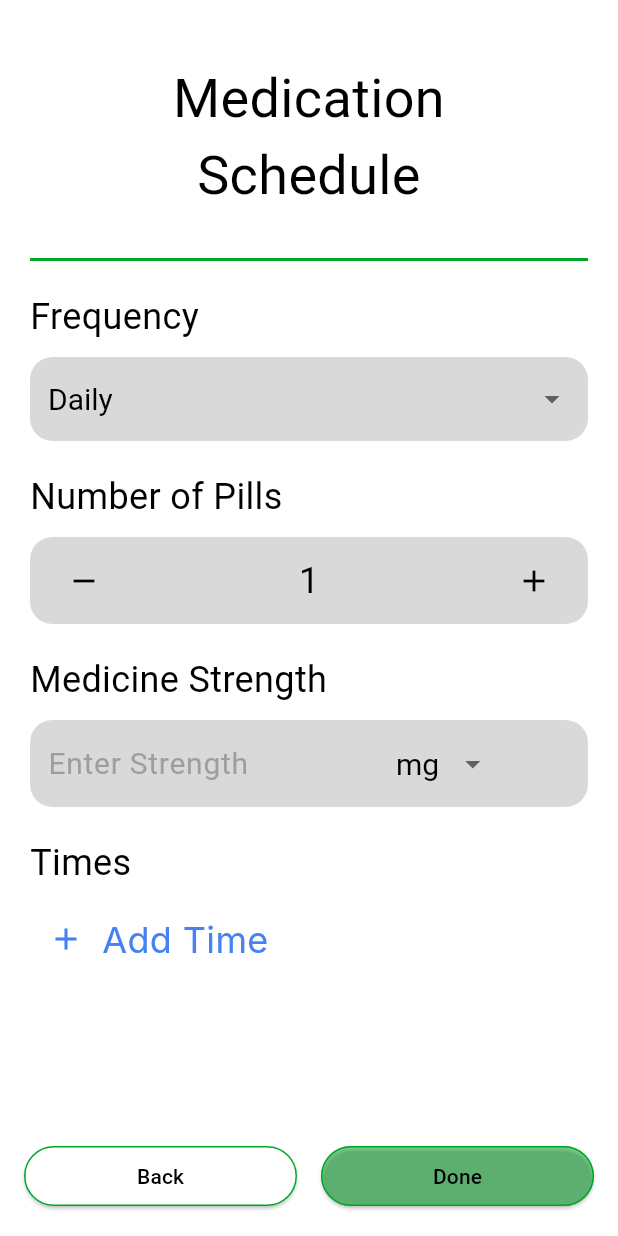
After one commit to Ruben725/MedMinder, a Flutter app: the NewSchedule screen opened directly, on a phone screen of 412 x 824 dp. The commit adds this screen. Run offline on Flutter 3.47's test engine with Material 3 defaults, Android fonts, the phone set to English and light mode, and no system bars; our stand-ins replace cloud_firestore, firebase_auth, firebase_core; missing offline and left inert: dart:ffi; accounts and stored records are empty; Roboto replaces fonts that are missing (Inter, Poppins).

Commit message:
minor edits for few pages; added newSchedule page to make schedule, has frequency, number of pills, days of week, and times

```diff
--- a/lib/Home/editMedication.dart
+++ b/lib/Home/editMedication.dart
@@ -199,11 +199,6 @@ class _EditMedicationState extends State<EditMedication> {
                 'Foods to Avoid:', _medicationData?['foods_to_avoid'] ?? []),
             SizedBox(height: 16),
 
-            // Dosage
-            _buildInfoRow(
-                'Dosage:', _medicationData?['dosage'] ?? 'Not specified'),
-            SizedBox(height: 16),
-
             // Side Effects
             _buildListSection(
                 'Side Effects:', _medicationData?['side_effects'] ?? []),
--- a/lib/Home/medicationsList.dart
+++ b/lib/Home/medicationsList.dart
@@ -2,9 +2,8 @@ import 'package:flutter/material.dart';
 import 'package:medminder/custom.dart';
 import 'package:cloud_firestore/cloud_firestore.dart';
 import 'package:firebase_auth/firebase_auth.dart';
-import 'package:medminder/getStarted/userAuth.dart';
-import 'package:medminder/Home/medicationInfo.dart'; // Ensure this import path is correct
-import 'package:medminder/Home/editMedication.dart'; // Ensure this import path is correct
+import 'package:medminder/Home/medicationInfo.dart';
+import 'package:medminder/Home/editMedication.dart';
 
 class MedicationsList extends StatefulWidget {
   const MedicationsList({Key? key}) : super(key: key);
@@ -27,6 +26,7 @@ class _MedicationsListState extends State<MedicationsList> {
       CollectionReference drugDataCollection =
           FirebaseFirestore.instance.collection('DrugData');
 
+      // reformat the input to only the first character being capitalized to match the document id of
       String capitalizedQuery = query.substring(0, 1).toUpperCase() +
           query.substring(1).toLowerCase();
 
--- /dev/null
+++ b/lib/Home/newSchedule.dart
@@ -0,0 +1,509 @@
+import 'package:flutter/material.dart';
+import 'package:flutter/services.dart';
+import 'package:medminder/Home/medicationsList.dart';
+import 'package:medminder/getStarted/userAuth.dart';
+
+class NewSchedule extends StatefulWidget {
+  final String? medicationName;
+
+  const NewSchedule({Key? key, this.medicationName}) : super(key: key);
+
+  @override
+  _NewScheduleState createState() => _NewScheduleState();
+}
+
+class _NewScheduleState extends State<NewSchedule> {
+  String _selectedFrequency = 'Daily';
+  final List<String> _frequencyOptions = [
+    'Daily',
+    'Weekly',
+    'Selected Days',
+    'As Needed'
+  ];
+
+  // Days of the week selection
+  final List<String> _daysOfWeek = [
+    'Monday',
+    'Tuesday',
+    'Wednesday',
+    'Thursday',
+    'Friday',
+    'Saturday',
+    'Sunday'
+  ];
+  List<String> _selectedDays = [];
+
+  int _numberOfPills = 1;
+  final TextEditingController _strengthController = TextEditingController();
+  final List<String> _strengthUnits = ['mg', 'mcg'];
+  String _selectedStrengthUnit = 'mg';
+
+  void _incrementPills() {
+    setState(() {
+      _numberOfPills++;
+    });
+  }
+
+  void _decrementPills() {
+    setState(() {
+      if (_numberOfPills > 1) {
+        _numberOfPills--;
+      }
+    });
+  }
+
+  Future<void> _selectTime(BuildContext context, {int? index}) async {
+    final TimeOfDay? picked = await showTimePicker(
+      context: context,
+      initialTime: index != null ? _medicineTimes[index] : TimeOfDay.now(),
+    );
+
+    if (picked != null) {
+      setState(() {
+        if (index != null) {
+          _medicineTimes[index] = picked;
+        } else {
+          _medicineTimes.add(picked);
+        }
+      });
+    }
+  }
+
+  void _removeTime(int index) {
+    setState(() {
+      _medicineTimes.removeAt(index);
+    });
+  }
+
+  List<TimeOfDay> _medicineTimes = [];
+
+  Widget _buildTimesSection() {
+    return Column(
+      children: [
+        Row(
+          children: [
+            IconButton(
+              icon: Icon(Icons.add, color: Color(0xFF4681F4)),
+              onPressed: () => _selectTime(context),
+            ),
+            Text(
+              'Add Time',
+              style: TextStyle(
+                color: Color(0xFF4681F4),
+                fontSize: 24,
+                fontFamily: 'Inter',
+                fontWeight: FontWeight.w400,
+              ),
+            ),
+          ],
+        ),
+        Column(
+          children: List.generate(_medicineTimes.length, (index) {
+            return Row(
+              children: [
+                IconButton(
+                  icon: Icon(Icons.remove, color: Colors.red),
+                  onPressed: () => _removeTime(index),
+                ),
+                Text(
+                  _medicineTimes[index].format(context),
+                  style: TextStyle(
+                    color: Colors.black,
+                    fontSize: 20,
+                    fontFamily: 'Poppins',
+                  ),
+                ),
+                IconButton(
+                  icon: Icon(Icons.edit, color: Colors.blue),
+                  onPressed: () => _selectTime(context, index: index),
+                ),
+              ],
+            );
+          }),
+        ),
+      ],
+    );
+  }
+
+  Widget _buildDaysSelectionSection() {
+    return Container(
+      width: double.infinity,
+      padding: EdgeInsets.symmetric(horizontal: 12, vertical: 10),
+      decoration: BoxDecoration(
+        color: Color(0xFFD9D9D9),
+        borderRadius: BorderRadius.circular(15),
+      ),
+      child: Wrap(
+        spacing: 8,
+        runSpacing: 8,
+        children: _daysOfWeek.map((day) {
+          final isSelected = _selectedDays.contains(day);
+          return GestureDetector(
+            onTap: () {
+              setState(() {
+                if (isSelected) {
+                  _selectedDays.remove(day);
+                } else {
+                  _selectedDays.add(day);
+                }
+              });
+            },
+            child: Container(
+              padding: EdgeInsets.symmetric(horizontal: 12, vertical: 8),
+              decoration: BoxDecoration(
+                color: isSelected ? Color(0xFF00A624) : Colors.white,
+                borderRadius: BorderRadius.circular(20),
+                border: Border.all(color: Color(0xFF00A624)),
+              ),
+              child: Text(
+                day,
+                style: TextStyle(
+                  color: isSelected ? Colors.white : Colors.black,
+                  fontSize: 16,
+                  fontFamily: 'Poppins',
+                ),
+              ),
+            ),
+          );
+        }).toList(),
+      ),
+    );
+  }
+
+  @override
+  Widget build(BuildContext context) {
+    return Scaffold(
+      backgroundColor: Colors.white,
+      body: SingleChildScrollView(
+        child: Padding(
+          padding: const EdgeInsets.symmetric(horizontal: 20),
+          child: Column(
+            crossAxisAlignment: CrossAxisAlignment.start,
+            children: [
+              SizedBox(height: 40),
+              Center(
+                child: Text(
+                  'Medication\nSchedule',
+                  textAlign: TextAlign.center,
+                  style: TextStyle(
+                    color: Colors.black,
+                    fontSize: 36,
+                    fontFamily: 'Poppins',
+                    fontWeight: FontWeight.w400,
+                  ),
+                ),
+              ),
+              SizedBox(height: 30),
+              _buildDivider(),
+              SizedBox(height: 20),
+              Text(
+                'Frequency',
+                style: TextStyle(
+                  color: Colors.black,
+                  fontSize: 24,
+                  fontFamily: 'Poppins',
+                  fontWeight: FontWeight.w400,
+                ),
+              ),
+              SizedBox(height: 10),
+              _buildFrequencyDropdown(),
+
+              // Conditionally show days selection
+              if (_selectedFrequency == 'Selected Days') ...[
+                SizedBox(height: 20),
+                Text(
+                  'Select Days',
+                  style: TextStyle(
+                    color: Colors.black,
+                    fontSize: 24,
+                    fontFamily: 'Poppins',
+                    fontWeight: FontWeight.w400,
+                  ),
+                ),
+                SizedBox(height: 10),
+                _buildDaysSelectionSection(),
+              ],
+
+              SizedBox(height: 20),
+              Text(
+                'Number of Pills',
+                style: TextStyle(
+                  color: Colors.black,
+                  fontSize: 24,
+                  fontFamily: 'Poppins',
+                  fontWeight: FontWeight.w400,
+                ),
+              ),
+              SizedBox(height: 10),
+              _buildPillCountSection(),
+              SizedBox(height: 20),
+              Text(
+                'Medicine Strength',
+                style: TextStyle(
+                  color: Colors.black,
+                  fontSize: 24,
+                  fontFamily: 'Poppins',
+                  fontWeight: FontWeight.w400,
+                ),
+              ),
+              SizedBox(height: 10),
+              _buildStrengthSection(),
+              SizedBox(height: 20),
+              Text(
+                'Times',
+                style: TextStyle(
+                  color: Colors.black,
+                  fontSize: 24,
+                  fontFamily: 'Poppins',
+                  fontWeight: FontWeight.w400,
+                ),
+              ),
+              SizedBox(height: 10),
+              _buildTimesSection(),
+            ],
+          ),
+        ),
+      ),
+      bottomNavigationBar: _buildActionButtons(context),
+    );
+  }
+
+  Widget _buildDivider() {
+    return Container(
+      width: double.infinity,
+      height: 2,
+      color: Color(0xFF00A624),
+    );
+  }
+
+  Widget _buildFrequencyDropdown() {
+    return Container(
+      width: double.infinity,
+      padding: EdgeInsets.symmetric(horizontal: 12, vertical: 4),
+      decoration: BoxDecoration(
+        color: Color(0xFFD9D9D9),
+        borderRadius: BorderRadius.circular(15),
+      ),
+      child: DropdownButton<String>(
+        value: _selectedFrequency,
+        isExpanded: true,
+        underline: SizedBox(),
+        dropdownColor: Color(0xFFD9D9D9),
+        style: TextStyle(
+          color: Colors.black,
+          fontSize: 20,
+          fontFamily: 'Poppins',
+        ),
+        items: _frequencyOptions.map((String value) {
+          return DropdownMenuItem<String>(
+            value: value,
+            child: Text(value),
+          );
+        }).toList(),
+        onChanged: (String? newValue) {
+          setState(() {
+            _selectedFrequency = newValue!;
+            // Reset selected days when changing frequency
+            _selectedDays.clear();
+          });
+        },
+      ),
+    );
+  }
+
+  Widget _buildPillCountSection() {
+    return Container(
+      width: double.infinity,
+      padding: EdgeInsets.symmetric(horizontal: 12, vertical: 5),
+      decoration: BoxDecoration(
+        color: Color(0xFFD9D9D9),
+        borderRadius: BorderRadius.circular(15),
+      ),
+      child: Row(
+        mainAxisAlignment: MainAxisAlignment.spaceBetween,
+        children: [
+          IconButton(
+            icon: Icon(Icons.remove, color: Colors.black),
+            onPressed: _decrementPills,
+          ),
+          Text(
+            '$_numberOfPills',
+            style: TextStyle(
+              color: Colors.black,
+              fontSize: 24,
+              fontFamily: 'Poppins',
+            ),
+          ),
+          IconButton(
+            icon: Icon(Icons.add, color: Colors.black),
+            onPressed: _incrementPills,
+          ),
+        ],
+      ),
+    );
+  }
+
+  Widget _buildStrengthSection() {
+    return Container(
+      width: double.infinity,
+      padding: EdgeInsets.symmetric(horizontal: 12, vertical: 5),
+      decoration: BoxDecoration(
+        color: Color(0xFFD9D9D9),
+        borderRadius: BorderRadius.circular(15),
+      ),
+      child: Row(
+        children: [
+          Expanded(
+            flex: 2,
+            child: TextField(
+              controller: _strengthController,
+              keyboardType: TextInputType.number,
+              inputFormatters: [
+                FilteringTextInputFormatter.allow(RegExp(r'^\d+\.?\d{0,2}'))
+              ],
+              decoration: InputDecoration(
+                hintText: 'Enter Strength',
+                border: InputBorder.none,
+                hintStyle: TextStyle(
+                  color: Colors.grey,
+                  fontSize: 20,
+                  fontFamily: 'Poppins',
+                ),
+              ),
+              style: TextStyle(
+                color: Colors.black,
+                fontSize: 20,
+                fontFamily: 'Poppins',
+              ),
+            ),
+          ),
+          Expanded(
+            child: DropdownButton<String>(
+              value: _selectedStrengthUnit,
+              underline: SizedBox(),
+              style: TextStyle(
+                color: Colors.black,
+                fontSize: 20,
+                fontFamily: 'Poppins',
+              ),
+              items: _strengthUnits.map((String value) {
+                return DropdownMenuItem<String>(
+                  value: value,
+                  child: Text(value),
+                );
+              }).toList(),
+              onChanged: (String? newValue) {
+                setState(() {
+                  _selectedStrengthUnit = newValue!;
+                });
+              },
+            ),
+          ),
+        ],
+      ),
+    );
+  }
+
+  Widget _buildActionButtons(BuildContext context) {
+    return Padding(
+      padding: const EdgeInsets.all(16.0),
+      child: Row(
+        mainAxisAlignment: MainAxisAlignment.spaceBetween,
+        children: [
+          Expanded(
+            child: ElevatedButton(
+              onPressed: () {
+                Navigator.of(context).pushAndRemoveUntil(
+                  MaterialPageRoute(builder: (context) => MedicationsList()),
+                  (Route<dynamic> route) => false,
+                );
+              },
+              style: ElevatedButton.styleFrom(
+                backgroundColor: Colors.white,
+                foregroundColor: Colors.black,
+                side: BorderSide(color: Color(0xFF00A624)),
+              ),
+              child: Text('Back'),
+            ),
+          ),
+          SizedBox(width: 16),
+          Expanded(
+            child: ElevatedButton(
+              onPressed: () {
+                // Determine days to take medication based on frequency
+                List<String> medicationDays = [];
+
+                switch (_selectedFrequency) {
+                  case 'Daily':
+                    // If Daily, use all days of the week
+                    medicationDays = _daysOfWeek;
+                    break;
+
+                  case 'Weekly':
+                    // If Weekly, use the current day of the week
+                    final now = DateTime.now();
+                    final currentDay = _daysOfWeek[now.weekday - 1];
+                    medicationDays = [currentDay];
+                    break;
+
+                  case 'Selected Days':
+                    // Use already selected days
+                    medicationDays = _selectedDays;
+                    break;
+
+                  case 'As Needed':
+                    // No specific days for 'As Needed'
+                    medicationDays = [];
+                    break;
+                }
+
+                //print the id of the user, test for sending data to firebase
+                print('User ID: ${userAuth.getId()}');
+
+                // Print medication name if it was passed
+                if (widget.medicationName != null) {
+                  print('Medication: ${widget.medicationName}');
+                }
+
+                // Print all selected information
+                print('Frequency: $_selectedFrequency');
+
+                // Print medication days
+                print('Medication Days: ${medicationDays.join(', ')}');
+
+                print('Number of Pills: $_numberOfPills');
+                print(
+                    'Medicine Strength: ${_strengthController.text} $_selectedStrengthUnit');
+
+                // Print medicine times
+                print('Medicine Times:');
+                for (var time in _medicineTimes) {
+                  print('- ${time.format(context)}');
+                }
+
+                // Navigate to medications list
+                Navigator.of(context).pushAndRemoveUntil(
+                  MaterialPageRoute(builder: (context) => MedicationsList()),
+                  (Route<dynamic> route) => false,
+                );
+              },
+              style: ElevatedButton.styleFrom(
+                backgroundColor: Color(0xFF00A624).withOpacity(0.5),
+                foregroundColor: Colors.black,
+                side: BorderSide(color: Color(0xFF00A624)),
+              ),
+              child: Text('Done'),
+            ),
+          ),
+        ],
+      ),
+    );
+  }
+
+  @override
+  void dispose() {
+    // Clean up the controller when the widget is disposed
+    _strengthController.dispose();
+    super.dispose();
+  }
+}
--- a/lib/getStarted/loginInfo.dart
+++ b/lib/getStarted/loginInfo.dart
@@ -1,7 +1,6 @@
 import 'package:flutter/material.dart';
-import 'package:flutter/widgets.dart';
 import 'package:medminder/custom.dart';
-import 'package:firebase_auth/firebase_auth.dart';
+//import 'package:firebase_auth/firebase_auth.dart';
 import 'package:medminder/getStarted/login.dart';
 import 'package:medminder/Home/home.dart';
 import 'package:medminder/getStarted/userAuth.dart';
```
Also changed, not shown: lib/Home/medicationInfo.dart (+6 -13 lines), lib/main.dart (+4 -3 lines).
